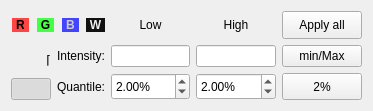
The window that Code/Common/Gui/mvdColorBandDynamicsWidget.ui (orfeotoolbox/OTB) describes before a commit, drawn with Qt 5.
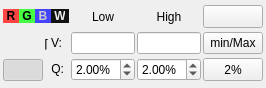
The same window after the commit. Icons and pictures are not drawn.

Commit message: ENH: Reduced color-setup and color-dynamics layouts.

Patch:
```diff
--- a/Code/Common/Gui/mvdColorBandDynamicsWidget.ui
+++ b/Code/Common/Gui/mvdColorBandDynamicsWidget.ui
@@ -6,10 +6,16 @@
    <rect>
     <x>0</x>
     <y>0</y>
-    <width>373</width>
-    <height>111</height>
+    <width>254</width>
+    <height>88</height>
    </rect>
   </property>
+  <property name="sizePolicy">
+   <sizepolicy hsizetype="Preferred" vsizetype="Preferred">
+    <horstretch>0</horstretch>
+    <verstretch>0</verstretch>
+   </sizepolicy>
+  </property>
   <property name="windowTitle">
    <string>Form</string>
   </property>
@@ -17,25 +23,15 @@
    <locale language="C" country="AnyCountry"/>
   </property>
   <layout class="QGridLayout" name="gridLayout">
-   <item row="0" column="4">
-    <widget class="QPushButton" name="applyAllButton">
-     <property name="enabled">
-      <bool>true</bool>
-     </property>
-     <property name="sizePolicy">
-      <sizepolicy hsizetype="Minimum" vsizetype="Minimum">
-       <horstretch>0</horstretch>
-       <verstretch>0</verstretch>
-      </sizepolicy>
-     </property>
-     <property name="toolTip">
-      <string>Apply quantiles to all channels.</string>
-     </property>
-     <property name="text">
-      <string>Apply all</string>
-     </property>
-    </widget>
-   </item>
+   <property name="sizeConstraint">
+    <enum>QLayout::SetDefaultConstraint</enum>
+   </property>
+   <property name="margin">
+    <number>3</number>
+   </property>
+   <property name="spacing">
+    <number>2</number>
+   </property>
    <item row="0" column="2">
     <widget class="QLabel" name="lowLabel">
      <property name="sizePolicy">
@@ -68,35 +64,16 @@
      </property>
     </widget>
    </item>
-   <item row="1" column="4">
-    <widget class="QPushButton" name="minMaxButton">
-     <property name="enabled">
-      <bool>true</bool>
-     </property>
-     <property name="sizePolicy">
-      <sizepolicy hsizetype="Minimum" vsizetype="Minimum">
-       <horstretch>0</horstretch>
-       <verstretch>0</verstretch>
-      </sizepolicy>
-     </property>
-     <property name="toolTip">
-      <string>Set the intensity low and high thresholds to the minimum and maximum values of the current band.</string>
-     </property>
-     <property name="text">
-      <string>min/Max</string>
-     </property>
-    </widget>
-   </item>
    <item row="2" column="1">
     <widget class="QLabel" name="quantileLabel">
      <property name="sizePolicy">
-      <sizepolicy hsizetype="Preferred" vsizetype="Minimum">
+      <sizepolicy hsizetype="Maximum" vsizetype="Maximum">
        <horstretch>0</horstretch>
        <verstretch>0</verstretch>
       </sizepolicy>
      </property>
      <property name="text">
-      <string>Quantile:</string>
+      <string>Q:</string>
      </property>
      <property name="alignment">
       <set>Qt::AlignRight|Qt::AlignTrailing|Qt::AlignVCenter</set>
@@ -106,45 +83,26 @@
    <item row="1" column="1">
     <widget class="QLabel" name="intensityLabel">
      <property name="sizePolicy">
-      <sizepolicy hsizetype="Preferred" vsizetype="Minimum">
+      <sizepolicy hsizetype="Maximum" vsizetype="Maximum">
        <horstretch>0</horstretch>
        <verstretch>0</verstretch>
       </sizepolicy>
      </property>
      <property name="text">
-      <string>Intensity:</string>
+      <string>V:</string>
      </property>
      <property name="alignment">
       <set>Qt::AlignRight|Qt::AlignTrailing|Qt::AlignVCenter</set>
      </property>
     </widget>
    </item>
-   <item row="2" column="4">
-    <widget class="QPushButton" name="defaultsButton">
-     <property name="enabled">
-      <bool>true</bool>
-     </property>
-     <property name="sizePolicy">
-      <sizepolicy hsizetype="Minimum" vsizetype="Minimum">
-       <horstretch>0</horstretch>
-       <verstretch>0</verstretch>
-      </sizepolicy>
-     </property>
-     <property name="toolTip">
-      <string>Reset to default quantiles.</string>
-     </property>
-     <property name="text">
-      <string>2%</string>
-     </property>
-    </widget>
-   </item>
    <item row="2" column="3">
     <widget class="QDoubleSpinBox" name="highQuantileSpinBox">
      <property name="enabled">
       <bool>true</bool>
      </property>
      <property name="sizePolicy">
-      <sizepolicy hsizetype="Minimum" vsizetype="Minimum">
+      <sizepolicy hsizetype="Preferred" vsizetype="Maximum">
        <horstretch>0</horstretch>
        <verstretch>0</verstretch>
       </sizepolicy>
@@ -170,14 +128,27 @@
     </widget>
    </item>
    <item row="1" column="3">
-    <widget class="QLineEdit" name="highIntensityLineEdit"/>
+    <widget class="QLineEdit" name="highIntensityLineEdit">
+     <property name="sizePolicy">
+      <sizepolicy hsizetype="Preferred" vsizetype="Maximum">
+       <horstretch>0</horstretch>
+       <verstretch>0</verstretch>
+      </sizepolicy>
+     </property>
+    </widget>
    </item>
    <item row="0" column="0" colspan="2">
     <layout class="QHBoxLayout" name="horizontalLayout">
+     <property name="spacing">
+      <number>0</number>
+     </property>
+     <property name="sizeConstraint">
+      <enum>QLayout::SetDefaultConstraint</enum>
+     </property>
      <item>
       <widget class="QLabel" name="rLabel">
        <property name="sizePolicy">
-        <sizepolicy hsizetype="Minimum" vsizetype="Minimum">
+        <sizepolicy hsizetype="Maximum" vsizetype="Maximum">
          <horstretch>0</horstretch>
          <verstretch>0</verstretch>
         </sizepolicy>
@@ -193,7 +164,7 @@
      <item>
       <widget class="QLabel" name="gLabel">
        <property name="sizePolicy">
-        <sizepolicy hsizetype="Minimum" vsizetype="Minimum">
+        <sizepolicy hsizetype="Maximum" vsizetype="Maximum">
          <horstretch>0</horstretch>
          <verstretch>0</verstretch>
         </sizepolicy>
@@ -209,7 +180,7 @@
      <item>
       <widget class="QLabel" name="bLabel">
        <property name="sizePolicy">
-        <sizepolicy hsizetype="Minimum" vsizetype="Minimum">
+        <sizepolicy hsizetype="Maximum" vsizetype="Maximum">
          <horstretch>0</horstretch>
          <verstretch>0</verstretch>
         </sizepolicy>
@@ -225,7 +196,7 @@
      <item>
       <widget class="QLabel" name="wLabel">
        <property name="sizePolicy">
-        <sizepolicy hsizetype="Minimum" vsizetype="Minimum">
+        <sizepolicy hsizetype="Maximum" vsizetype="Maximum">
          <horstretch>0</horstretch>
          <verstretch>0</verstretch>
         </sizepolicy>
@@ -242,6 +213,12 @@
    </item>
    <item row="1" column="2">
     <widget class="QLineEdit" name="lowIntensityLineEdit">
+     <property name="sizePolicy">
+      <sizepolicy hsizetype="Preferred" vsizetype="Maximum">
+       <horstretch>0</horstretch>
+       <verstretch>0</verstretch>
+      </sizepolicy>
+     </property>
      <property name="text">
       <string/>
      </property>
@@ -256,7 +233,7 @@
       <bool>true</bool>
      </property>
      <property name="sizePolicy">
-      <sizepolicy hsizetype="Minimum" vsizetype="Minimum">
+      <sizepolicy hsizetype="Preferred" vsizetype="Maximum">
        <horstretch>0</horstretch>
        <verstretch>0</verstretch>
       </sizepolicy>
@@ -286,6 +263,9 @@
      <property name="spacing">
       <number>3</number>
      </property>
+     <property name="sizeConstraint">
+      <enum>QLayout::SetDefaultConstraint</enum>
+     </property>
      <item>
       <widget class="QLabel" name="linkLabel">
        <property name="text">
@@ -336,6 +316,73 @@
      </item>
     </layout>
    </item>
+   <item row="0" column="4">
+    <widget class="QToolButton" name="applyAllButton">
+     <property name="enabled">
+      <bool>true</bool>
+     </property>
+     <property name="sizePolicy">
+      <sizepolicy hsizetype="Minimum" vsizetype="Minimum">
+       <horstretch>0</horstretch>
+       <verstretch>0</verstretch>
+      </sizepolicy>
+     </property>
+     <property name="toolTip">
+      <string>Apply quantiles to all channels.</string>
+     </property>
+     <property name="text">
+      <string/>
+     </property>
+     <property name="icon">
+      <iconset resource="mvdIcons.qrc">
+       <normaloff>:/icons/Data/Icons/execute.png</normaloff>:/icons/Data/Icons/execute.png</iconset>
+     </property>
+     <property name="iconSize">
+      <size>
+       <width>16</width>
+       <height>16</height>
+      </size>
+     </property>
+    </widget>
+   </item>
+   <item row="1" column="4">
+    <widget class="QToolButton" name="minMaxButton">
+     <property name="enabled">
+      <bool>true</bool>
+     </property>
+     <property name="sizePolicy">
+      <sizepolicy hsizetype="Minimum" vsizetype="Minimum">
+       <horstretch>0</horstretch>
+       <verstretch>0</verstretch>
+      </sizepolicy>
+     </property>
+     <property name="toolTip">
+      <string>Set the intensity low and high thresholds to the minimum and maximum values of the current band.</string>
+     </property>
+     <property name="text">
+      <string>min/Max</string>
+     </property>
+    </widget>
+   </item>
+   <item row="2" column="4">
+    <widget class="QToolButton" name="defaultsButton">
+     <property name="enabled">
+      <bool>true</bool>
+     </property>
+     <property name="sizePolicy">
+      <sizepolicy hsizetype="Minimum" vsizetype="Minimum">
+       <horstretch>0</horstretch>
+       <verstretch>0</verstretch>
+      </sizepolicy>
+     </property>
+     <property name="toolTip">
+      <string>Reset to default quantiles.</string>
+     </property>
+     <property name="text">
+      <string>2%</string>
+     </property>
+    </widget>
+   </item>
   </layout>
  </widget>
  <tabstops>
```
Left out of the diff: 89 changed lines with no effect on the pictures. The commit also changes 6 other files.
